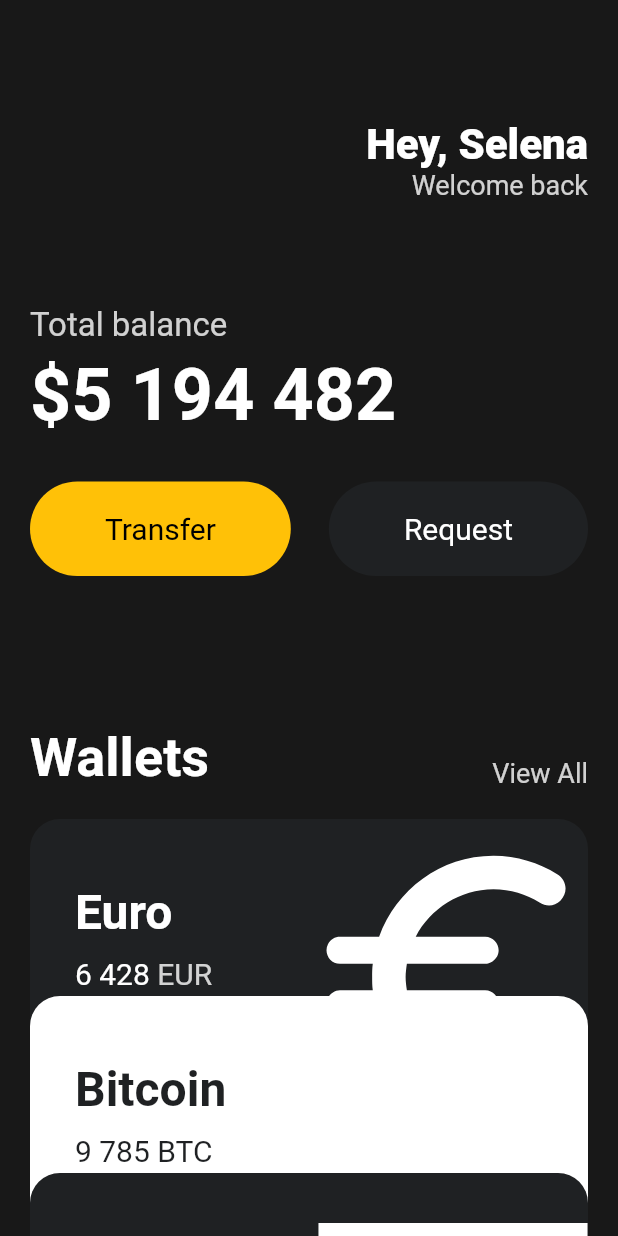
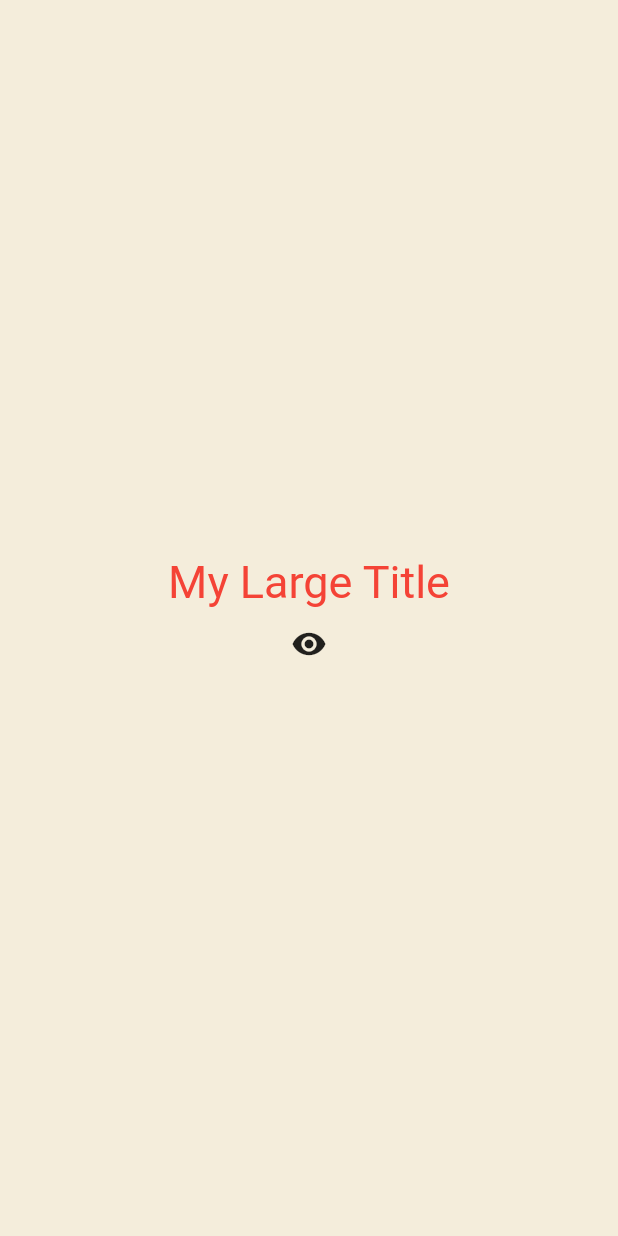
Before and after one commit to hyeonjeong-ko/Flutter-toonflix, a Flutter app: the screen it shows after launch, on a phone screen of 412 x 824 dp. Run offline on Flutter 3.47's test engine with Material 2 defaults, Android fonts, the phone set to English and light mode, and no system bars.

```diff
--- a/lib/main.dart
+++ b/lib/main.dart
@@ -1,160 +1,93 @@
 import 'package:flutter/material.dart';
-import 'package:toonflix/widgets/Button.dart';
-import 'package:toonflix/widgets/currency_card.dart';
 
-class Player {
-  String name;
-  Player({required this.name});
+void main() {
+  runApp(const MyWidget());
 }
 
-void main() {
-  var nico = Player(name: "nico");
-  runApp(const App());
+class MyWidget extends StatefulWidget {
+  const MyWidget({super.key});
+
+  @override
+  State<MyWidget> createState() => _MyWidgetState();
 }
 
-class App extends StatelessWidget {
-  const App({super.key});
+class _MyWidgetState extends State<MyWidget> {
+  // int counter = 0;
+  List<int> numbers = [];
+  bool showTitle = true;
+  void toggleTitle() {
+    setState(() {
+      showTitle = !showTitle;
+    });
+  }
+
+  void onClicked() {
+    // setState 함수 안에서 데이터를 변경=>flutter는 build method를 다시 실행
+    setState(() {
+      //counter = counter + 1;
+      numbers.add(numbers.length);
+    });
+  }
 
   @override
   Widget build(BuildContext context) {
     return MaterialApp(
-      home: Scaffold(
-        backgroundColor: const Color(0xFF181818),
-        body: SingleChildScrollView(
-          child: Padding(
-            padding: const EdgeInsets.symmetric(horizontal: 20),
+        theme: ThemeData(
+          textTheme: const TextTheme(
+              titleLarge: TextStyle(
+            color: Colors.red,
+          )),
+        ),
+        home: Scaffold(
+          backgroundColor: const Color(0xFFF4EDDB),
+          body: Center(
             child: Column(
-              crossAxisAlignment: CrossAxisAlignment.start,
+              mainAxisAlignment: MainAxisAlignment.center,
               children: [
-                const SizedBox(
-                  height: 80,
-                ),
-                Row(
-                  mainAxisAlignment: MainAxisAlignment.end,
-                  children: [
-                    Column(
-                      crossAxisAlignment: CrossAxisAlignment.end,
-                      children: [
-                        const Text(
-                          'Hey, Selena',
-                          style: TextStyle(
-                            color: Colors.white,
-                            fontSize: 28,
-                            fontWeight: FontWeight.w800,
-                          ),
-                        ),
-                        Text(
-                          'Welcome back',
-                          style: TextStyle(
-                            // Colors.fromRGBO(255,255,255,0.8),
-                            color: Colors.white.withOpacity(0.8),
-                            fontSize: 18,
-                          ),
-                        ),
-                      ],
-                    )
-                  ],
-                ),
-                const SizedBox(
-                  height: 70,
-                ),
-                Text(
-                  'Total balance',
-                  style: TextStyle(
-                    fontSize: 22,
-                    color: Colors.white.withOpacity(0.8),
-                  ),
-                ),
-                const SizedBox(
-                  height: 5,
-                ),
-                const Text(
-                  '\$5 194 482',
-                  style: TextStyle(
-                    fontSize: 48,
-                    fontWeight: FontWeight.w600,
-                    color: Colors.white,
-                  ),
-                ),
-                const SizedBox(
-                  height: 30,
-                ),
-                Row(
-                  mainAxisAlignment: MainAxisAlignment.spaceBetween,
-                  children: const [
-                    Button(
-                      text: 'Transfer',
-                      bgColor: Colors.amber,
-                      textColor: Colors.black,
-                    ),
-                    Button(
-                      text: 'Request',
-                      bgColor: Color(0xFF1F2123),
-                      textColor: Colors.white,
-                    ),
-                  ],
-                ),
-                const SizedBox(
-                  height: 100,
-                ),
-                Row(
-                  crossAxisAlignment: CrossAxisAlignment.end,
-                  mainAxisAlignment: MainAxisAlignment.spaceBetween,
-                  children: [
-                    const Text(
-                      'Wallets',
-                      style: TextStyle(
-                        color: Colors.white,
-                        fontSize: 36,
-                        fontWeight: FontWeight.w600,
-                      ),
-                    ),
-                    Text(
-                      'View All',
-                      style: TextStyle(
-                        color: Colors.white.withOpacity(0.8),
-                        fontSize: 18,
-                      ),
-                    ),
-                  ],
-                ),
-                const SizedBox(
-                  height: 20,
-                ),
-                const CurrencyCard(
-                  name: 'Euro',
-                  code: 'EUR',
-                  amount: '6 428',
-                  icon: Icons.euro_rounded,
-                  isInverted: false,
-                  order: 0,
-                ),
-                Transform.translate(
-                  offset: const Offset(0, -20),
-                  child: const CurrencyCard(
-                    name: 'Bitcoin',
-                    code: 'BTC',
-                    amount: '9 785',
-                    icon: Icons.currency_bitcoin,
-                    isInverted: true,
-                    order: 1,
-                  ),
-                ),
-                Transform.translate(
-                  offset: const Offset(0, -40),
-                  child: const CurrencyCard(
-                    name: 'Dollar',
-                    code: 'USD',
-                    amount: '428',
-                    icon: Icons.money,
-                    isInverted: false,
-                    order: 2,
-                  ),
-                ),
+                showTitle ? const MyLargeTitle() : const Text('nothing'),
+                IconButton(
+                    onPressed: toggleTitle,
+                    icon: const Icon(Icons.remove_red_eye))
               ],
             ),
           ),
-        ),
+        ));
+  }
+}
+
+class MyLargeTitle extends StatefulWidget {
+  const MyLargeTitle({
+    super.key,
+  });
+
+  @override
+  State<MyLargeTitle> createState() => _MyLargeTitleState();
+}
+
+class _MyLargeTitleState extends State<MyLargeTitle> {
+  int count = 0;
+
+  // 부모 요소 의존 데이터 초기화
+  @override
+  void initState() {
+    super.initState();
+  }
+
+  // 위젯이 스크린에서 제거될때 호출되는 메서드
+  @override
+  void dispose() {
+    print("dispose");
+    super.dispose();
+  }
+
+  // context는 Text 이전에 있는 모든 상위 요소들에 대한 정보
+  @override
+  Widget build(BuildContext context) {
+    return Text(
+      'My Large Title',
+      style: TextStyle(
+        fontSize: 30,
+        color: Theme.of(context).textTheme.titleLarge!.color,
       ),
     );
   }
```
